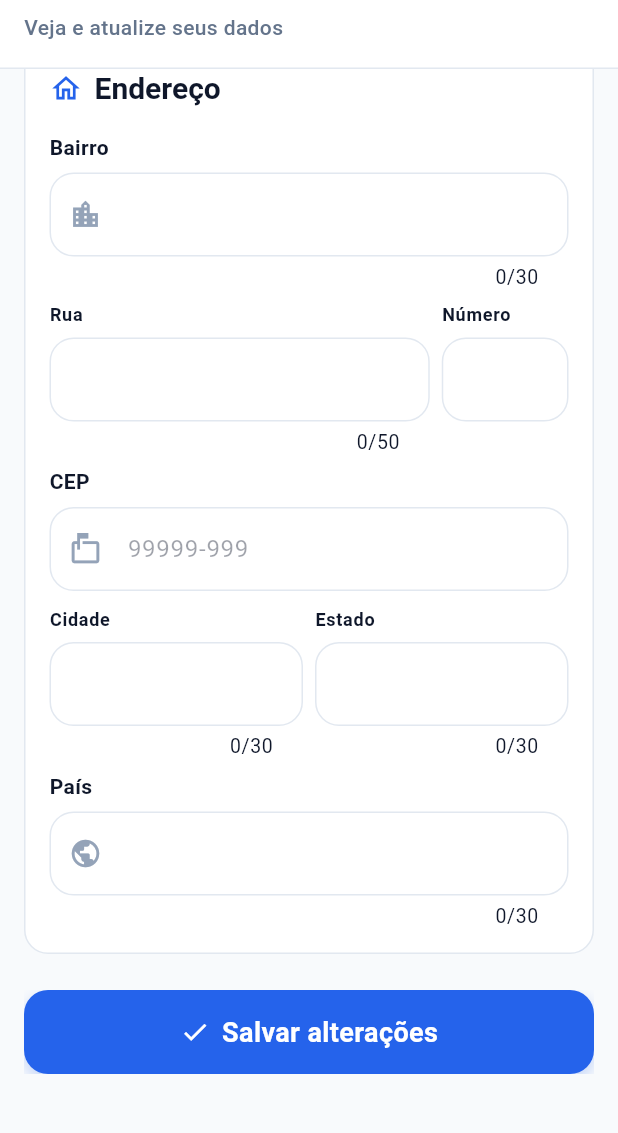
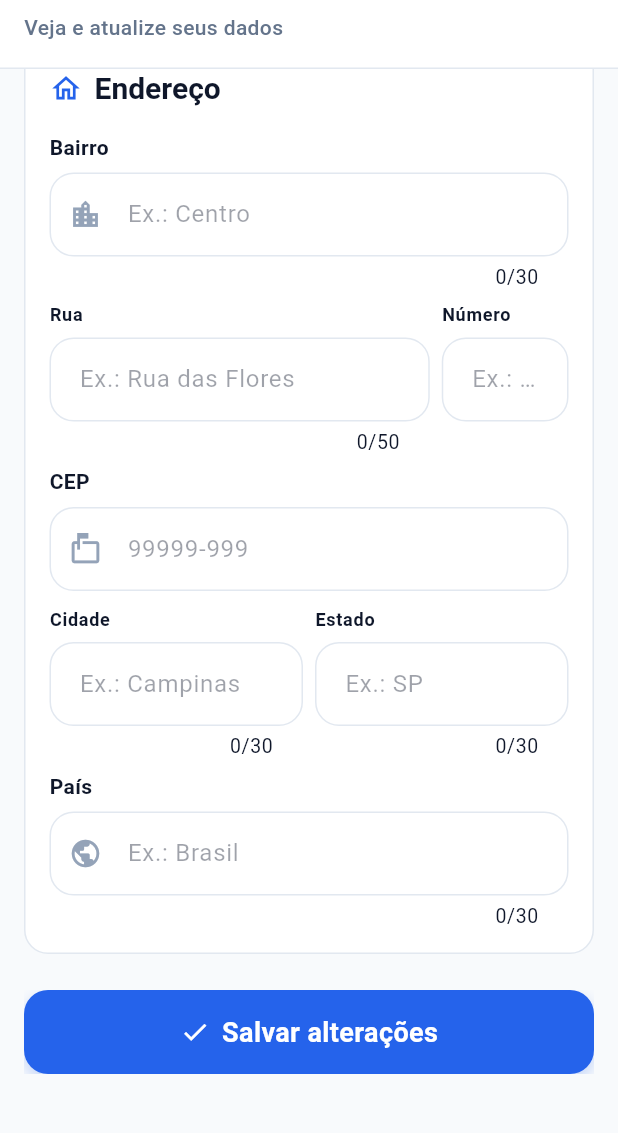
Before and after one commit to deytt/seniorease-mobile, a Flutter app: the ProfileScreen screen opened by its route, scrolled down 850 dp, on a phone screen of 412 x 824 dp, the part 90-1223 px from its top. Run offline on Flutter 3.47's test engine with Material 3 defaults, Android fonts, the phone set to English and light mode, and no system bars; drawn by our look-alikes of showcaseview; our stand-ins replace cloud_firestore, firebase_auth, firebase_core, firebase_storage, flutter_riverpod, go_router and 5 more; accounts and stored records are empty.

Commit message:
feat(profile): adicionar hints de exemplo nos campos de endereço
Bairro, rua, número, cidade, estado e país passam a exibir um exemplo
como hint, facilitando o preenchimento pela persona idosa.

Co-authored-by: Cursor <cursoragent@cursor.com>

```diff
--- a/lib/features/profile/presentation/screens/profile_screen.dart
+++ b/lib/features/profile/presentation/screens/profile_screen.dart
@@ -253,6 +253,7 @@ class _ProfileScreenState extends ConsumerState<ProfileScreen>
                       SeniorInput(
                         controller: _neighborhoodController,
                         label: 'Bairro',
+                        hint: 'Ex.: Centro',
                         prefixIcon: Icons.location_city_outlined,
                         maxLength: 30,
                         textInputAction: TextInputAction.next,
@@ -266,6 +267,7 @@ class _ProfileScreenState extends ConsumerState<ProfileScreen>
                             child: SeniorInput(
                               controller: _streetController,
                               label: 'Rua',
+                              hint: 'Ex.: Rua das Flores',
                               maxLength: 50,
                               compactLabel: true,
                               textInputAction: TextInputAction.next,
@@ -276,6 +278,7 @@ class _ProfileScreenState extends ConsumerState<ProfileScreen>
                             child: SeniorInput(
                               controller: _numberController,
                               label: 'Número',
+                              hint: 'Ex.: 123',
                               compactLabel: true,
                               keyboardType: TextInputType.text,
                               textInputAction: TextInputAction.next,
@@ -301,6 +304,7 @@ class _ProfileScreenState extends ConsumerState<ProfileScreen>
                             child: SeniorInput(
                               controller: _cityController,
                               label: 'Cidade',
+                              hint: 'Ex.: Campinas',
                               maxLength: 30,
                               compactLabel: true,
                               textInputAction: TextInputAction.next,
@@ -311,6 +315,7 @@ class _ProfileScreenState extends ConsumerState<ProfileScreen>
                             child: SeniorInput(
                               controller: _stateController,
                               label: 'Estado',
+                              hint: 'Ex.: SP',
                               maxLength: 30,
                               compactLabel: true,
                               textInputAction: TextInputAction.next,
@@ -322,6 +327,7 @@ class _ProfileScreenState extends ConsumerState<ProfileScreen>
                       SeniorInput(
                         controller: _countryController,
                         label: 'País',
+                        hint: 'Ex.: Brasil',
                         prefixIcon: Icons.public_outlined,
                         maxLength: 30,
                         textInputAction: TextInputAction.done,
```
